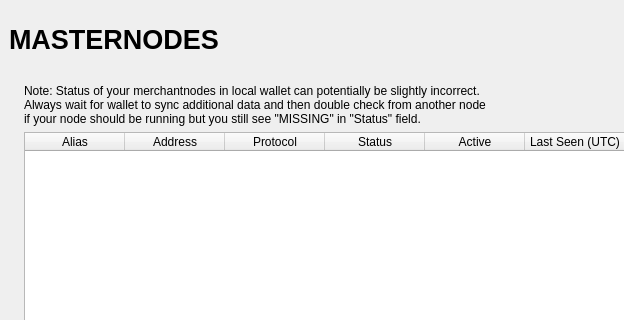
This is src/qt/forms/merchantnodelist.ui in osfera69/Artax2 as Qt 5 draws it before an edit; both pictures show x 0 to 624 and y 0 to 320 of the 952 by 457 pixel window. The edited form follows.
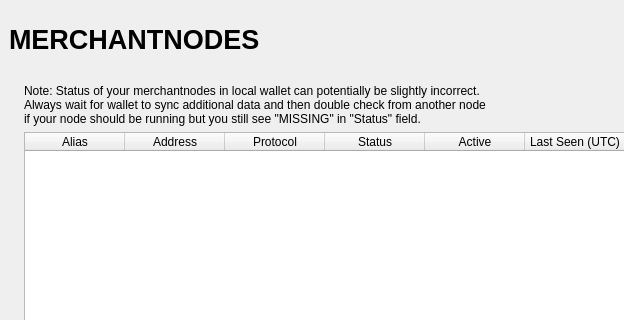
This is the edited form.

What changed in the file:
```diff
--- a/src/qt/forms/merchantnodelist.ui
+++ b/src/qt/forms/merchantnodelist.ui
@@ -70,7 +70,7 @@
              </font>
             </property>
             <property name="text">
-             <string>MASTERNODES</string>
+             <string>MERCHANTNODES</string>
             </property>
            </widget>
           </item>
```
